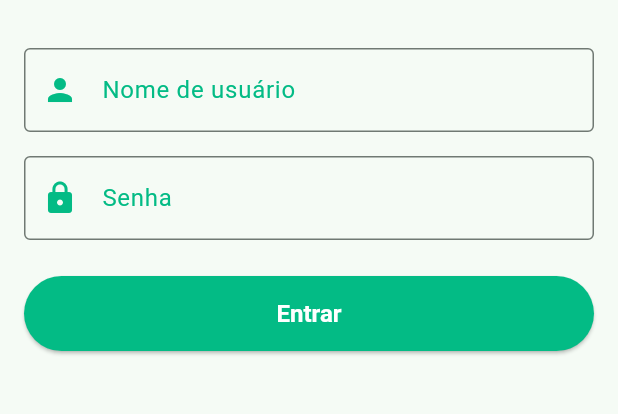
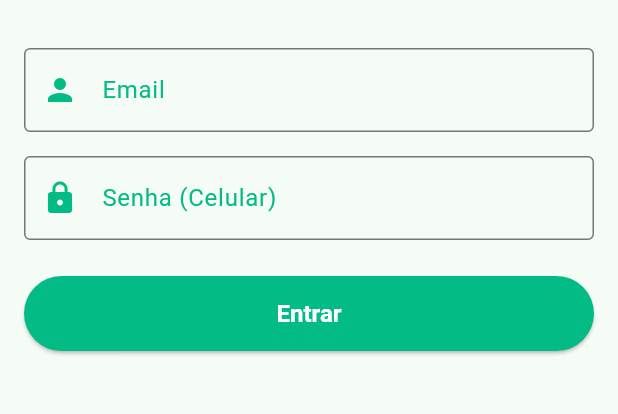
Before and after one commit to CarlosHeiden/api_petvida03, a Flutter app: the screen it shows after launch, on a phone screen of 412 x 824 dp, the part 288-702 px from its top. Run offline on Flutter 3.47's test engine with Material 3 defaults, Android fonts, the light colour scheme and no system bars; our stand-ins replace dio, firebase_core, firebase_messaging, logger, shared_preferences; accounts and stored records are empty.

Commit message:
atualizado label tela login

```diff
--- a/lib/screens/login_screen.dart
+++ b/lib/screens/login_screen.dart
@@ -101,7 +101,7 @@ class _LoginScreenState extends State<LoginScreen> {
             TextField(
               controller: _usernameController,
               decoration: const InputDecoration(
-                labelText: 'Nome de usuário',
+                labelText: 'Email',
                 border: OutlineInputBorder(),
                 prefixIcon: Icon(Icons.person),
               ),
@@ -110,7 +110,7 @@ class _LoginScreenState extends State<LoginScreen> {
             TextField(
               controller: _passwordController,
               decoration: const InputDecoration(
-                labelText: 'Senha',
+                labelText: 'Senha (Celular)',
                 border: OutlineInputBorder(),
                 prefixIcon: Icon(Icons.lock),
               ),
```
